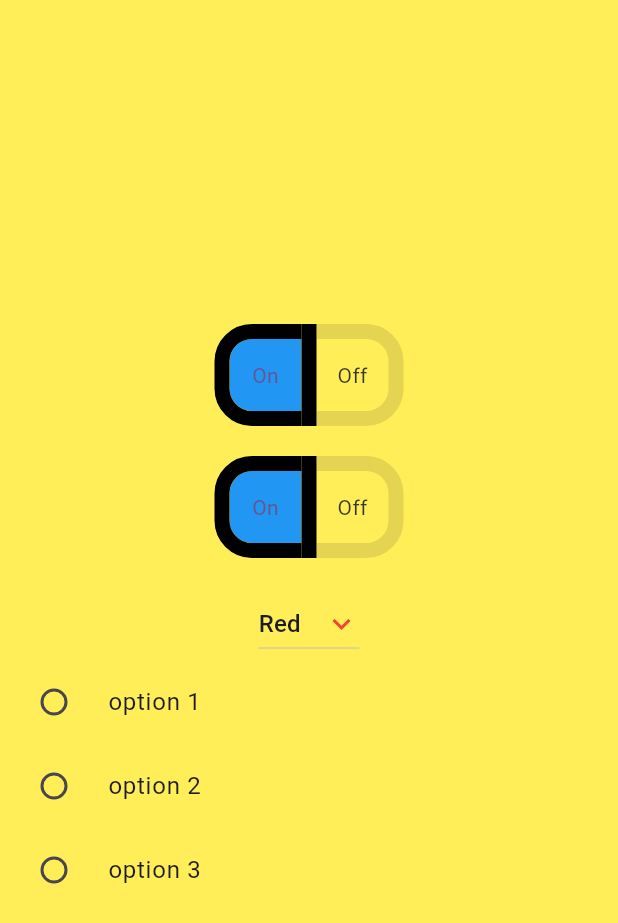
After one commit to Amal168/flutter-projects, a Flutter app: the Buttons screen opened directly, after a tap on "On", on a phone screen of 412 x 824 dp. The commit adds this screen. Shown: the top 923 px of the screen. Run offline on Flutter 3.47's test engine with Material 3 defaults, Android fonts, the phone set to English and light mode, and no system bars; key blocks and very long unbroken strings in the code were emptied for the run.

Commit message:
27-09-24

```diff
--- /dev/null
+++ b/lib/27_09_24_task/buttons.dart
@@ -0,0 +1,111 @@
+import 'package:flutter/material.dart';
+
+class Buttons extends StatefulWidget {
+  const Buttons({super.key});
+
+  @override
+  State<Buttons> createState() => _ButtonsState();
+}
+
+class _ButtonsState extends State<Buttons> {
+  List<bool> togle = [true, false];
+  bool toggle1 = false;
+  String dropdown = "Red";
+  String radiobuttion = ' ';
+  // int tigled=0;
+  @override
+  Widget build(BuildContext context) {
+    return Scaffold(
+      backgroundColor: Colors.yellow[400],
+      body: Center(
+        child: Column(
+          mainAxisAlignment: MainAxisAlignment.center,
+          children: [
+            ToggleButtons(
+              borderRadius: BorderRadius.circular(20),
+              borderWidth: 10,
+              selectedBorderColor: Colors.black,
+              fillColor: Colors.blue,
+              isSelected: [toggle1, !toggle1],
+              onPressed: (int index) {
+                setState(() {
+                  if (index == 0) {
+                    toggle1 = !toggle1;
+                  } else {
+                    toggle1 = !toggle1;
+                  }
+                });
+              },
+              children: const [Text("On"), Text("Off")],
+            ),
+            const SizedBox(height: 20,),
+            ToggleButtons(
+              borderRadius: BorderRadius.circular(20),
+              borderWidth: 10,
+              selectedBorderColor: Colors.black,
+              fillColor: Colors.blue,
+              isSelected: togle,
+              onPressed: (int index) {
+                setState(() {
+                  togle[index] = !togle[index];
+                });
+              },
+              children: const [Text("On"), Text("Off")],
+            ),
+
+              const SizedBox(height: 20,),
+
+            DropdownButton<String>(
+              borderRadius: BorderRadius.circular(20),
+              focusColor: Colors.amber,
+              dropdownColor: Colors.white,
+              iconEnabledColor: Colors.red,
+              iconDisabledColor: Colors.orange,
+                value: dropdown,
+                icon: const Icon(Icons.keyboard_arrow_down),
+                items: const [
+                  DropdownMenuItem<String>(value: "Red", child: Text("Red",selectionColor: Colors.red,)),
+                  DropdownMenuItem<String>(
+                      value: "Green", child: Text("Green",selectionColor: Colors.green,)),
+                  DropdownMenuItem<String>(value: "Blue", child: Text("Blue"))
+                ],
+                onChanged: (String? newValue) {
+                  setState(() {
+                    dropdown = newValue!;
+                  });
+                }),
+
+
+            RadioListTile<String>(
+                title: const Text("option 1"),
+                value: '1',
+                groupValue: radiobuttion,
+                onChanged: (newValue) {
+                  setState(() {
+                    radiobuttion = newValue!;
+                  });
+                }),
+            RadioListTile<String>(
+                title: const Text("option 2"),
+                value: '2',
+                groupValue: radiobuttion,
+                onChanged: (newValue) {
+                  setState(() {
+                    radiobuttion = newValue!;
+                  });
+                }),
+            RadioListTile<String>(
+                title: const Text("option 3"),
+                value: '3',
+                groupValue: radiobuttion,
+                onChanged: (newValue) {
+                  setState(() {
+                    radiobuttion = newValue!;
+                  });
+                })
+          ],
+        ),
+      ),
+    );
+  }
+}
```
Also changed, not shown: lib/26_09_24_task/Home.dart (+9 -10 lines), lib/26_09_24_task/ScreenA.dart (+4 -3 lines), lib/26_09_24_task/ScreenB.dart (+5 -2 lines), lib/logical/sort.dart (added, +13 -0 lines), lib/main.dart (+8 -2 lines).
